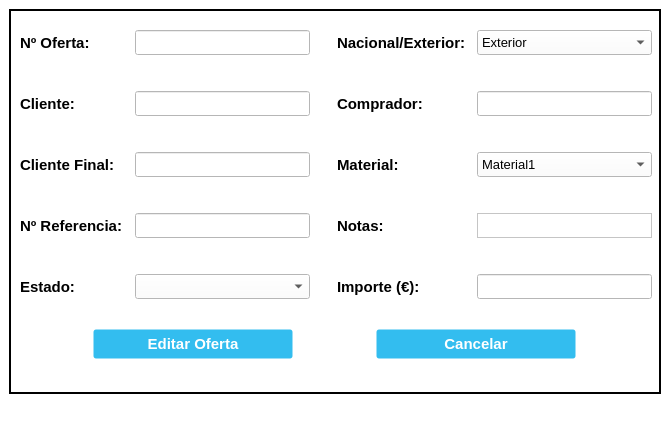
First picture: the form in UI_Files/EditOffer_Window.ui, repository e-serrano/ERP_EIPSA, before the edit.
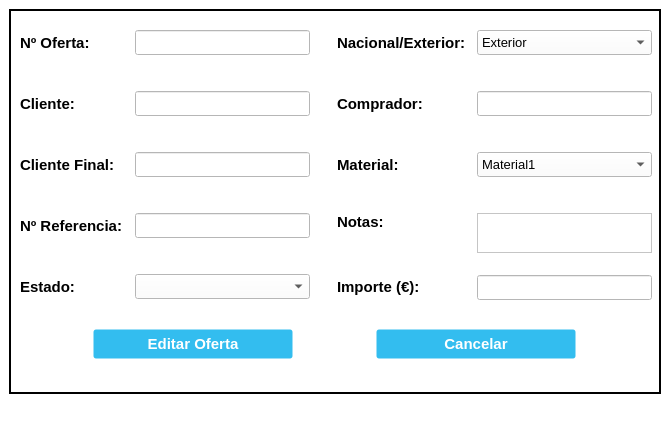
Second picture: the form after the edit. Icons and pictures are not drawn.

Patch:
```diff
--- a/UI_Files/EditOffer_Window.ui
+++ b/UI_Files/EditOffer_Window.ui
@@ -708,7 +708,7 @@
               <string>Notas:</string>
              </property>
              <property name="alignment">
-              <set>Qt::AlignLeading|Qt::AlignLeft|Qt::AlignVCenter</set>
+              <set>Qt::AlignLeading|Qt::AlignLeft|Qt::AlignTop</set>
              </property>
             </widget>
            </item>
@@ -921,13 +921,13 @@
              <property name="minimumSize">
               <size>
                <width>175</width>
-               <height>25</height>
+               <height>40</height>
               </size>
              </property>
              <property name="maximumSize">
               <size>
                <width>175</width>
-               <height>25</height>
+               <height>40</height>
               </size>
              </property>
             </widget>
```
